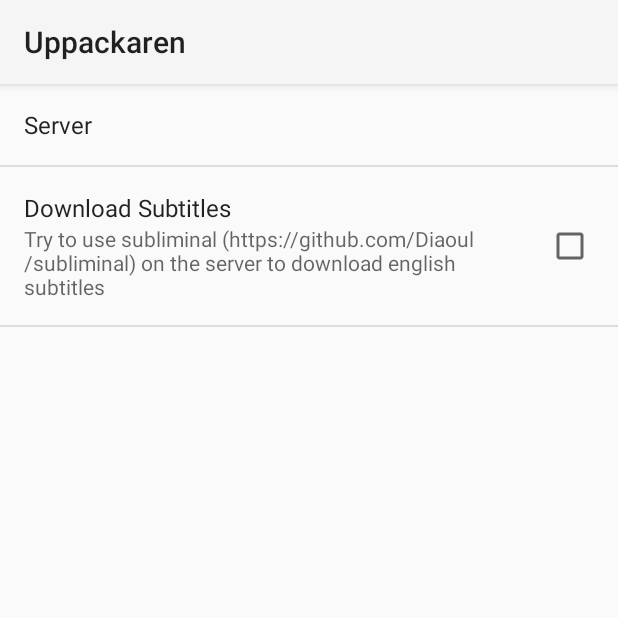
After one commit to nicklasl/UnrarApp, an Android app: the fragment SettingsFragment shown on its own in the app's theme, on a phone screen of 412 x 824 dp, the top half of it. The commit adds this screen. Run offline under Robolectric (Android 15) with nearby library versions, the phone set to English and light mode, and no system bars.

Commit message:
implemented support for download subs on/off as a query param. changed the way shared preferences is reached.

```diff
--- a/app/src/main/java/nu/nldv/uppackaren/BaseActivity.java
+++ b/app/src/main/java/nu/nldv/uppackaren/BaseActivity.java
@@ -1,6 +1,7 @@
 package nu.nldv.uppackaren;
 
 import android.content.SharedPreferences;
+import android.preference.PreferenceManager;
 
 import nu.nldv.uppackaren.util.RestAPI;
 import roboguice.activity.RoboActivity;
@@ -10,8 +11,9 @@ public class BaseActivity extends RoboActivity {
         return ((UppackarenApplication) getApplication()).restApi();
     }
 
-    protected SharedPreferences sharedPrefs() {
-        return getSharedPreferences(UppackarenApplication.UPPACKAREN, MODE_PRIVATE);
+    public SharedPreferences sharedPrefs() {
+        SharedPreferences preferences = PreferenceManager.getDefaultSharedPreferences(this);
+        return preferences;
     }
 
     protected boolean serverUriIsSet() {
--- a/app/src/main/java/nu/nldv/uppackaren/UppackarenApplication.java
+++ b/app/src/main/java/nu/nldv/uppackaren/UppackarenApplication.java
@@ -1,6 +1,8 @@
 package nu.nldv.uppackaren;
 
 import android.app.Application;
+import android.content.SharedPreferences;
+import android.preference.PreferenceManager;
 
 import com.squareup.otto.Bus;
 
@@ -9,7 +11,6 @@ import retrofit.RestAdapter;
 
 public class UppackarenApplication extends Application {
 
-    public static final String UPPACKAREN = "uppackaren_shared_prefs";
     public static final String UPPACKAREN_SERVER_URI = "uppackaren_server_uri";
     private static RestAPI restApiInstance;
     private static UppackarenApplication instance;
@@ -34,7 +35,8 @@ public class UppackarenApplication extends Application {
     }
 
     private static String getEndPoint() {
-        return instance.getSharedPreferences(UPPACKAREN, MODE_PRIVATE).getString(UPPACKAREN_SERVER_URI, "http://localhost:8080");
+        SharedPreferences preferences = PreferenceManager.getDefaultSharedPreferences(instance);
+        return preferences.getString(UPPACKAREN_SERVER_URI, "http://localhost:8080");
     }
 
     public static Bus getEventBus() {
--- a/app/src/main/java/nu/nldv/uppackaren/util/RestAPI.java
+++ b/app/src/main/java/nu/nldv/uppackaren/util/RestAPI.java
@@ -11,6 +11,7 @@ import retrofit.client.Response;
 import retrofit.http.GET;
 import retrofit.http.POST;
 import retrofit.http.Path;
+import retrofit.http.Query;
 
 public interface RestAPI {
 
@@ -21,7 +22,7 @@ public interface RestAPI {
     void getRarArchives(@Path("id") String id, Callback<List<RarArchive>> callback);
 
     @POST("/{id}")
-    void unRar(@Path("id") String id, Callback<UnrarResponse> callback);
+    void unRar(@Path("id") String id, @Query("downloadSubs") boolean downloadSubs, Callback<UnrarResponse> callback);
 
     @GET("/status")
     void getStatus(Callback<StatusResponse> callback);
--- a/app/src/main/java/nu/nldv/uppackaren/view/AddManuallyDialogFragment.java
+++ b/app/src/main/java/nu/nldv/uppackaren/view/AddManuallyDialogFragment.java
@@ -3,12 +3,14 @@ package nu.nldv.uppackaren.view;
 import android.app.Activity;
 import android.content.SharedPreferences;
 import android.os.Bundle;
+import android.preference.PreferenceManager;
 import android.view.LayoutInflater;
 import android.view.View;
 import android.view.ViewGroup;
 import android.widget.Button;
 import android.widget.EditText;
 
+import nu.nldv.uppackaren.BaseActivity;
 import nu.nldv.uppackaren.R;
 import nu.nldv.uppackaren.UppackarenApplication;
 import roboguice.fragment.provided.RoboDialogFragment;
@@ -45,7 +47,7 @@ public class AddManuallyDialogFragment extends RoboDialogFragment implements Vie
     public void onViewCreated(View view, Bundle savedInstanceState) {
         super.onViewCreated(view, savedInstanceState);
         okButton.setOnClickListener(this);
-        final SharedPreferences sharedPreferences = getActivity().getSharedPreferences(UppackarenApplication.UPPACKAREN, Activity.MODE_PRIVATE);
+        SharedPreferences sharedPreferences = ((BaseActivity)getActivity()).sharedPrefs();
         if (sharedPreferences.contains(UppackarenApplication.UPPACKAREN_SERVER_URI)) {
             manualEditText.setText(sharedPreferences.getString(UppackarenApplication.UPPACKAREN_SERVER_URI, "not set"));
         }
--- /dev/null
+++ b/app/src/main/java/nu/nldv/uppackaren/view/SettingsFragment.java
@@ -0,0 +1,32 @@
+package nu.nldv.uppackaren.view;
+
+import android.content.Intent;
+import android.os.Bundle;
+import android.preference.Preference;
+import android.preference.PreferenceFragment;
+
+import nu.nldv.uppackaren.R;
+import nu.nldv.uppackaren.SearchForServerActivity;
+
+public class SettingsFragment extends PreferenceFragment {
+
+    @Override
+    public void onCreate(Bundle savedInstanceState) {
+        super.onCreate(savedInstanceState);
+        addPreferencesFromResource(R.xml.preferences);
+        final Preference preference = findPreference("change_server_uri_key");
+        preference.setOnPreferenceClickListener(new Preference.OnPreferenceClickListener() {
+            @Override
+            public boolean onPreferenceClick(Preference preference) {
+                setServerUri();
+                return true;
+            }
+        });
+    }
+
+    private void setServerUri() {
+        Intent startSearchForServerActivity = new Intent(getActivity(), SearchForServerActivity.class);
+        startActivity(startSearchForServerActivity);
+    }
+
+}
--- a/app/src/main/res/values/strings.xml
+++ b/app/src/main/res/values/strings.xml
@@ -20,4 +20,7 @@
     <string name="action">Action</string>
     <string name="unrar">Unrar</string>
     <string name="navigate">Navigate</string>
+    <string name="settings">Settings</string>
+    <string name="action_download_subtitles">Download Subtitles</string>
+    <string name="download_subtitles_hint">Try to use subliminal (https://github.com/Diaoul/subliminal) on the server to download english subtitles</string>
 </resources>
--- /dev/null
+++ b/app/src/main/res/xml/preferences.xml
@@ -0,0 +1,13 @@
+<?xml version="1.0" encoding="utf-8"?>
+<PreferenceScreen xmlns:android="http://schemas.android.com/apk/res/android">
+    <Preference
+        android:id="@+id/action_change_server_uri"
+        android:key="change_server_uri_key"
+        android:title="@string/action_server_uri" />
+    <CheckBoxPreference
+        android:id="@+id/action_download_subs"
+        android:defaultValue="false"
+        android:key="download_subs"
+        android:summary="@string/download_subtitles_hint"
+        android:title="@string/action_download_subtitles" />
+</PreferenceScreen>
--- a/build.gradle
+++ b/build.gradle
@@ -5,7 +5,7 @@ buildscript {
         jcenter()
     }
     dependencies {
-        classpath 'com.android.tools.build:gradle:1.5.0'
+        classpath 'com.android.tools.build:gradle:2.1.0-alpha5'
         classpath 'eu.appsatori:gradle-fatjar-plugin:0.3'
     }
 }
```
Also changed, not shown: app/src/main/AndroidManifest.xml (+12 -4 lines), app/src/main/java/nu/nldv/uppackaren/MainActivity.java (+2 -21 lines), app/src/main/java/nu/nldv/uppackaren/SettingsActivity.java (added, +15 -0 lines), app/src/main/java/nu/nldv/uppackaren/view/ArchivesFragment.java (+7 -1 lines), app/src/main/res/menu/menu_main.xml (+4 -4 lines), gradle/wrapper/gradle-wrapper.properties.
